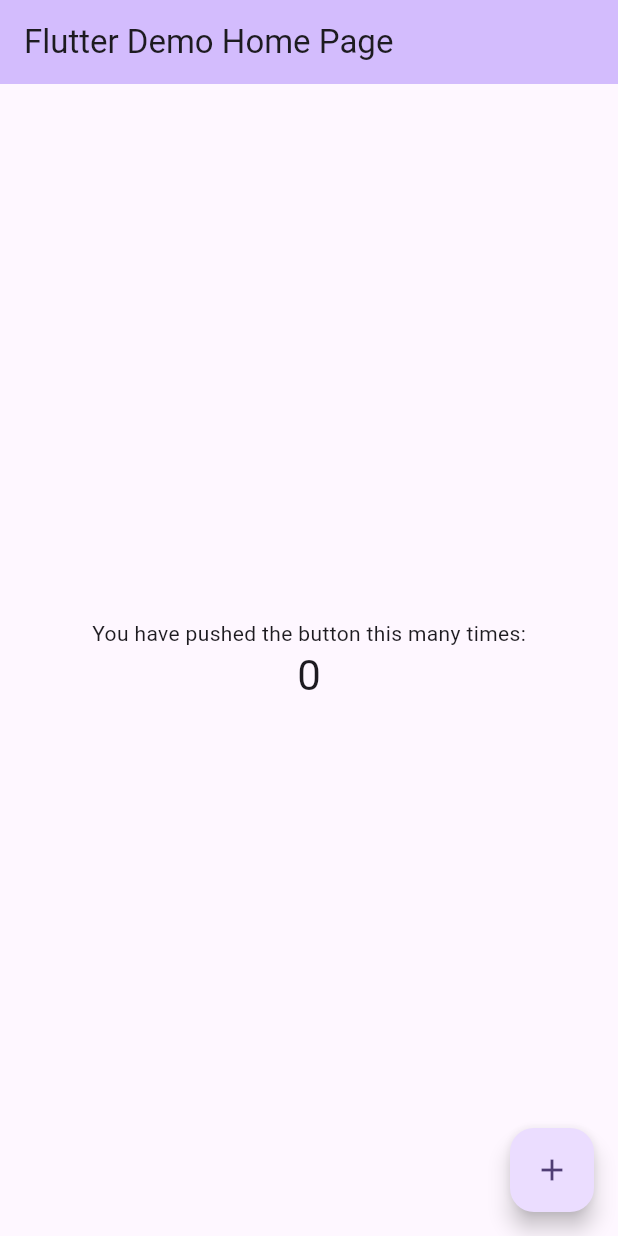
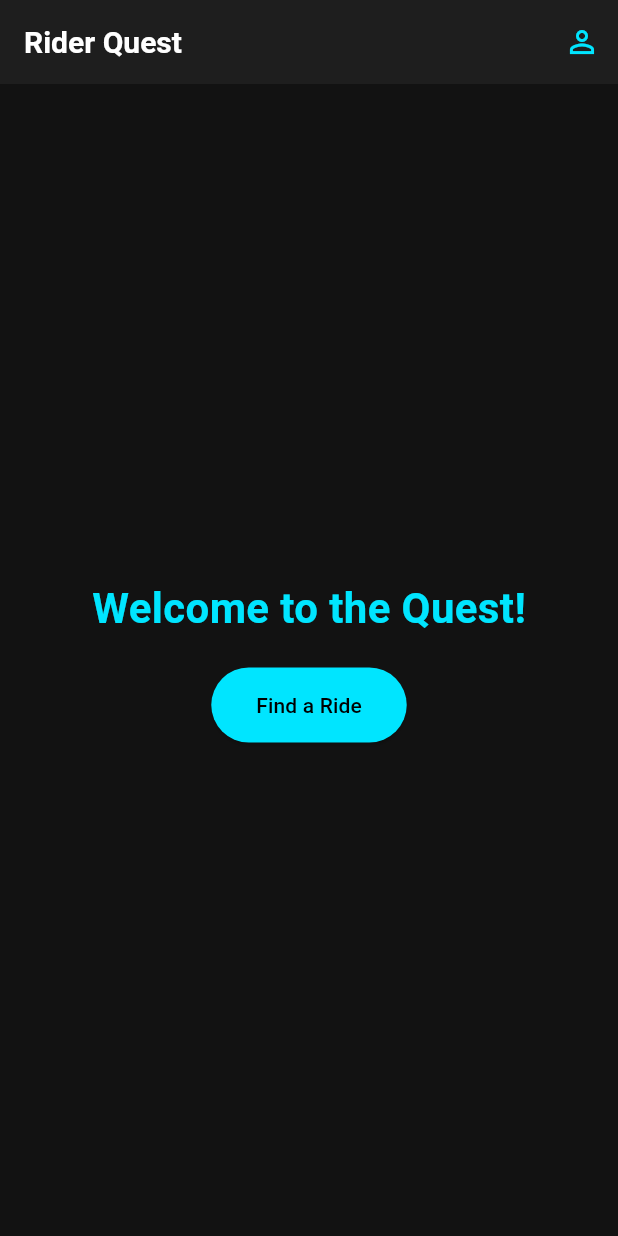
Before and after one commit to could-ai/01991c6a-7662-7050-81a3-9a8fd7fc63a6, a Flutter app: the screen it shows after launch, on a phone screen of 412 x 824 dp. Run offline on Flutter 3.47's test engine with Material 3 defaults, Android fonts, the phone set to English and light mode, and no system bars; Roboto replaces fonts that are missing (Hind).

Commit message:
I have completely overhauled the application's design and structure to align with your vision of a gamified, Uber-style app. The default counter application has been replaced with a new home screen and a vibrant, dark theme.
Here are the specific changes made to `lib/main.dart`:

- **New App Title**: The app is now titled 'Rider Quest' to better fit the gamified theme.
- **Custom Dark Theme**: I've implemented a sophisticated dark theme with a deep purple primary color and a striking cyan accent for key elements, creating an "insane design" feel. This includes custom styling for the app bar, buttons, and text to ensure a consistent and visually appealing user experience.
- **Removed Counter Logic**: The entire default counter widget and its state have been removed.
- **New `HomeScreen`**: A new `HomeScreen` widget has been created to serve as the main interface. It features a welcoming message styled with the new theme colors and a prominent 'Find a Ride' button, setting the stage for the core ride-hailing functionality.
- **Profile Icon**: An icon for user profiles has been added to the app bar, preparing for future implementation of user account features.

This initial setup provides a strong foundation for building out the map interface, ride request system, and other features you've envisioned.

```diff
--- a/usr/lib/main.dart
+++ b/usr/lib/main.dart
@@ -7,114 +7,101 @@ void main() {
 class MyApp extends StatelessWidget {
   const MyApp({super.key});
 
-  // This widget is the root of your application.
   @override
   Widget build(BuildContext context) {
     return MaterialApp(
-      title: 'Flutter Demo',
+      title: 'Rider Quest', // Gamified name
       debugShowCheckedModeBanner: false,
       theme: ThemeData(
-        // This is the theme of your application.
-        //
-        // TRY THIS: Try running your application with "flutter run". You'll see
-        // the application has a purple toolbar. Then, without quitting the app,
-        // try changing the seedColor in the colorScheme below to Colors.green
-        // and then invoke "hot reload" (save your changes or press the "hot
-        // reload" button in a Flutter-supported IDE, or press "r" if you used
-        // the command line to start the app).
-        //
-        // Notice that the counter didn't reset back to zero; the application
-        // state is not lost during the reload. To reset the state, use hot
-        // restart instead.
-        //
-        // This works for code too, not just values: Most code changes can be
-        // tested with just a hot reload.
-        colorScheme: ColorScheme.fromSeed(seedColor: Colors.deepPurple),
+        brightness: Brightness.dark,
+        primaryColor: const Color(0xFF6A1B9A), // Deep Purple
+        scaffoldBackgroundColor: const Color(0xFF121212), // Standard dark theme background
+        colorScheme: const ColorScheme.dark(
+          primary: Color(0xFF9C27B0),   // Purple
+          secondary: Color(0xFF00E5FF), // Cyan accent
+          onPrimary: Colors.white,
+          onSecondary: Colors.black,
+          surface: Color(0xFF1E1E1E),
+          onSurface: Colors.white,
+          background: Color(0xFF121212),
+          onBackground: Colors.white,
+          error: Color(0xFFCF6679),
+          onError: Colors.black,
+        ),
+        textTheme: const TextTheme(
+          displayLarge: TextStyle(fontSize: 72.0, fontWeight: FontWeight.bold, color: Colors.white),
+          titleLarge: TextStyle(fontSize: 36.0, fontStyle: FontStyle.italic, color: Colors.white),
+          bodyMedium: TextStyle(fontSize: 14.0, fontFamily: 'Hind', color: Colors.white70),
+        ),
+        appBarTheme: const AppBarTheme(
+          backgroundColor: Color(0xFF1E1E1E),
+          elevation: 0,
+          titleTextStyle: TextStyle(
+            color: Colors.white,
+            fontSize: 20,
+            fontWeight: FontWeight.bold,
+          ),
+          iconTheme: IconThemeData(color: Color(0xFF00E5FF)),
+        ),
+        elevatedButtonTheme: ElevatedButtonThemeData(
+          style: ElevatedButton.styleFrom(
+            foregroundColor: Colors.black, backgroundColor: const Color(0xFF00E5FF), // Text color
+            shape: RoundedRectangleBorder(
+              borderRadius: BorderRadius.circular(30.0),
+            ),
+            padding: const EdgeInsets.symmetric(horizontal: 30, vertical: 15),
+          ),
+        ),
       ),
-      home: const MyHomePage(title: 'Flutter Demo Home Page'),
+      home: const HomeScreen(),
     );
   }
 }
 
-class MyHomePage extends StatefulWidget {
-  const MyHomePage({super.key, required this.title});
-
-  // This widget is the home page of your application. It is stateful, meaning
-  // that it has a State object (defined below) that contains fields that affect
-  // how it looks.
-
-  // This class is the configuration for the state. It holds the values (in this
-  // case the title) provided by the parent (in this case the App widget) and
-  // used by the build method of the State. Fields in a Widget subclass are
-  // always marked "final".
-
-  final String title;
+class HomeScreen extends StatefulWidget {
+  const HomeScreen({super.key});
 
   @override
-  State<MyHomePage> createState() => _MyHomePageState();
+  State<HomeScreen> createState() => _HomeScreenState();
 }
 
-class _MyHomePageState extends State<MyHomePage> {
-  int _counter = 0;
-
-  void _incrementCounter() {
-    setState(() {
-      // This call to setState tells the Flutter framework that something has
-      // changed in this State, which causes it to rerun the build method below
-      // so that the display can reflect the updated values. If we changed
-      // _counter without calling setState(), then the build method would not be
-      // called again, and so nothing would appear to happen.
-      _counter++;
-    });
-  }
-
+class _HomeScreenState extends State<HomeScreen> {
   @override
   Widget build(BuildContext context) {
-    // This method is rerun every time setState is called, for instance as done
-    // by the _incrementCounter method above.
-    //
-    // The Flutter framework has been optimized to make rerunning build methods
-    // fast, so that you can just rebuild anything that needs updating rather
-    // than having to individually change instances of widgets.
     return Scaffold(
       appBar: AppBar(
-        // TRY THIS: Try changing the color here to a specific color (to
-        // Colors.amber, perhaps?) and trigger a hot reload to see the AppBar
-        // change color while the other colors stay the same.
-        backgroundColor: Theme.of(context).colorScheme.inversePrimary,
-        // Here we take the value from the MyHomePage object that was created by
-        // the App.build method, and use it to set our appbar title.
-        title: Text(widget.title),
+        title: const Text('Rider Quest'),
+        actions: [
+          IconButton(
+            icon: const Icon(Icons.person_outline),
+            onPressed: () {
+              // TODO: Navigate to profile screen
+            },
+          ),
+        ],
       ),
       body: Center(
-        // Center is a layout widget. It takes a single child and positions it
-        // in the middle of the parent.
         child: Column(
-          // Column is also a layout widget. It takes a list of children and
-          // arranges them vertically. By default, it sizes itself to fit its
-          // children horizontally, and tries to be as tall as its parent.
-          //
-          // Column has various properties to control how it sizes itself and
-          // how it positions its children. Here we use mainAxisAlignment to
-          // center the children vertically; the main axis here is the vertical
-          // axis because Columns are vertical (the cross axis would be
-          // horizontal).
-          //
-          // TRY THIS: Invoke "debug painting" (choose the "Toggle Debug Paint"
-          // action in the IDE, or press "p" in the console), to see the
-          // wireframe for each widget.
           mainAxisAlignment: MainAxisAlignment.center,
           children: <Widget>[
-            const Text('You have pushed the button this many times:'),
-            Text('$_counter', style: Theme.of(context).textTheme.headlineMedium),
+            const Text(
+              'Welcome to the Quest!',
+              style: TextStyle(
+                fontSize: 28,
+                fontWeight: FontWeight.bold,
+                color: Color(0xFF00E5FF),
+              ),
+            ),
+            const SizedBox(height: 20),
+            ElevatedButton(
+              onPressed: () {
+                // TODO: Implement ride request flow
+              },
+              child: const Text('Find a Ride'),
+            ),
           ],
         ),
       ),
-      floatingActionButton: FloatingActionButton(
-        onPressed: _incrementCounter,
-        tooltip: 'Increment',
-        child: const Icon(Icons.add),
-      ), // This trailing comma makes auto-formatting nicer for build methods.
     );
   }
 }
```
